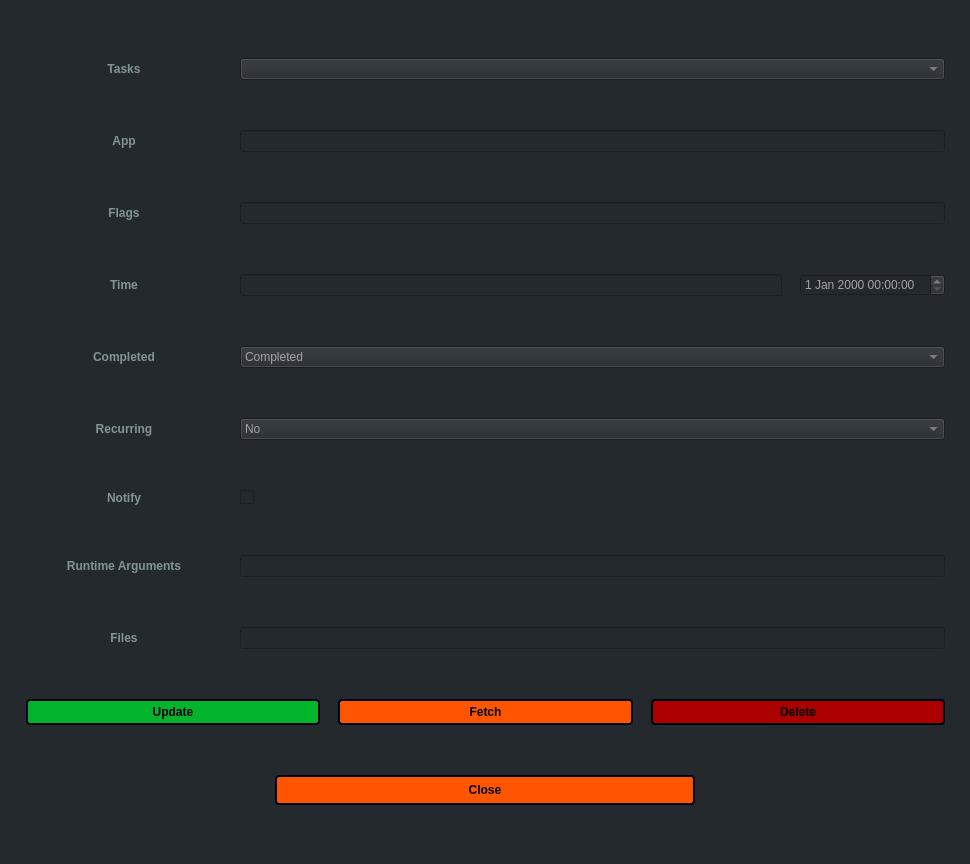
Old version of the form scheduledialog.ui in the repository StronglogicSolutions/ky_gui.
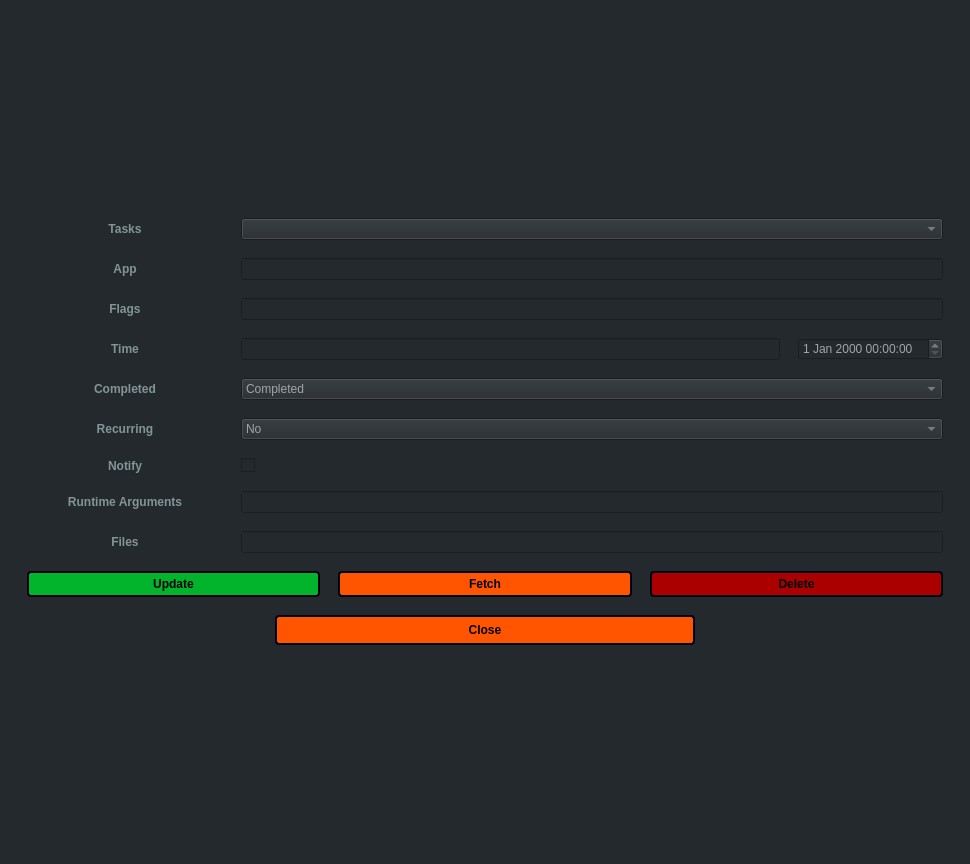
New version of the form. Icons and pictures are not drawn.

Commit message: more UI improvements - ctrl+enter keypress

```diff
--- a/scheduledialog.ui
+++ b/scheduledialog.ui
@@ -17,15 +17,8 @@
    <string notr="true">background-color: rgb(36, 41, 46);
 color: rgb(161, 164, 167);</string>
   </property>
-  <widget class="QWidget" name="verticalLayoutWidget">
-   <property name="geometry">
-    <rect>
-     <x>10</x>
-     <y>10</y>
-     <width>951</width>
-     <height>851</height>
-    </rect>
-   </property>
+  <layout class="QGridLayout" name="gridLayout">
+   <item row="0" column="0">
    <layout class="QVBoxLayout" name="verticalLayout" stretch="0,0,0,0,0,0,0,0,0,0,0">
     <property name="spacing">
      <number>18</number>
@@ -632,7 +625,8 @@
      </layout>
     </item>
    </layout>
-  </widget>
+   </item>
+  </layout>
  </widget>
  <resources>
   <include location="kres.qrc"/>
```
Lines whose indentation alone changed are shown as unchanged. The commit also changes 4 other files.
